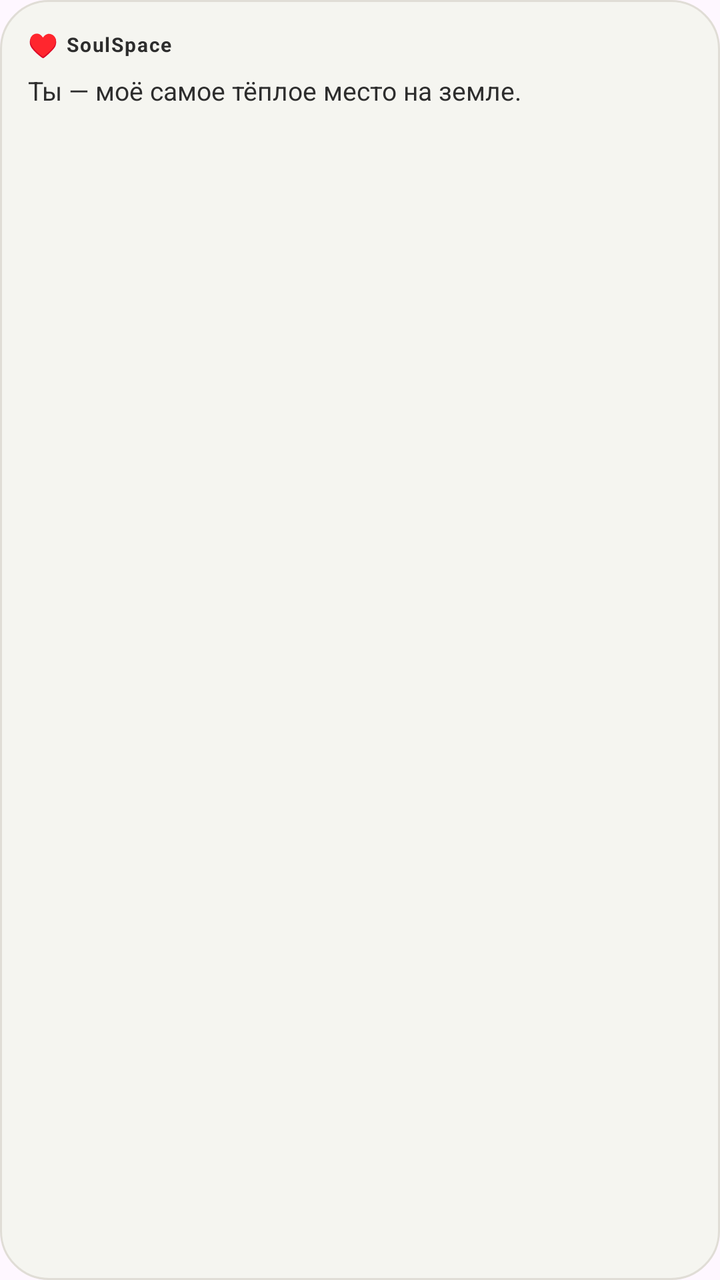
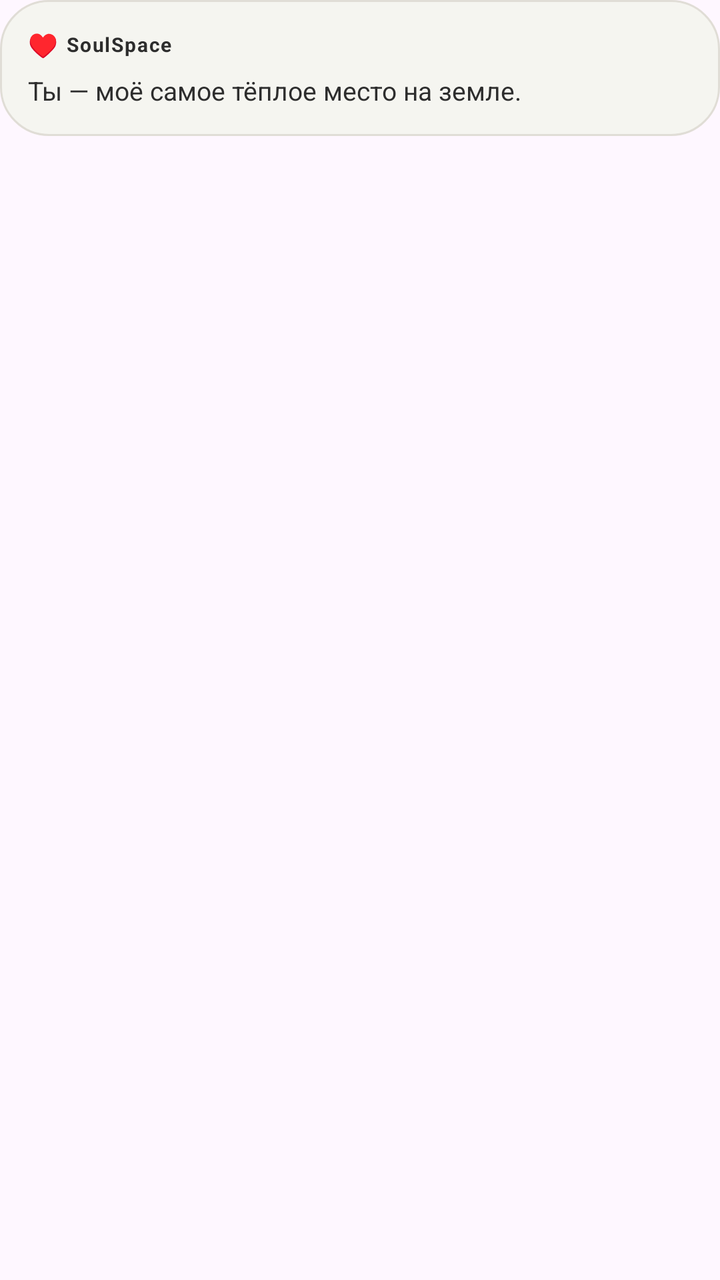

Compare the two renders of this Android layout. The source of the first and the diff that turns it into the second are given below.
<!-- AndroidManifest.xml: application theme Theme.SoulSpace -->
<!-- res/layout/widget_daily_note_compact.xml -->
<?xml version="1.0" encoding="utf-8"?>
<LinearLayout xmlns:android="http://schemas.android.com/apk/res/android"
    android:id="@+id/widget_root"
    android:layout_width="match_parent"
    android:layout_height="match_parent"
    android:background="@drawable/widget_daily_note_background"
    android:orientation="vertical"
    android:padding="14dp">

    <LinearLayout
        android:layout_width="match_parent"
        android:layout_height="wrap_content"
        android:gravity="center_vertical"
        android:orientation="horizontal">

        <TextView
            android:layout_width="wrap_content"
            android:layout_height="wrap_content"
            android:text="♥"
            android:textColor="#5C5470"
            android:textSize="12sp" />

        <TextView
            android:layout_width="wrap_content"
            android:layout_height="wrap_content"
            android:layout_marginStart="4dp"
            android:letterSpacing="0.06"
            android:text="SoulSpace"
            android:textColor="#2D2D2D"
            android:textSize="10sp"
            android:textStyle="bold" />

    </LinearLayout>

    <TextView
        android:id="@+id/widget_note_text"
        android:layout_width="match_parent"
        android:layout_height="0dp"
        android:layout_marginTop="6dp"
        android:layout_weight="1"
        android:ellipsize="end"
        android:lineSpacingMultiplier="1.25"
        android:maxLines="3"
        android:text="Ты — моё самое тёплое место на земле."
        android:textColor="#2D2D2D"
        android:textSize="13sp" />

    <TextView
        android:id="@+id/widget_note_meta"
        android:layout_width="match_parent"
        android:layout_height="wrap_content"
        android:layout_marginTop="4dp"
        android:ellipsize="end"
        android:maxLines="1"
        android:textColor="#A0A0A0"
        android:textSize="10sp"
        android:visibility="gone" />

</LinearLayout>
<!-- resources referenced by this layout -->
<resources>
  <!-- drawable widget_daily_note_background (drawable) -->
  <?xml version="1.0" encoding="utf-8"?>
  <shape xmlns:android="http://schemas.android.com/apk/res/android"
      android:shape="rectangle">
      <solid android:color="#F5F5F0" />
      <stroke
          android:width="1dp"
          android:color="#E0DDD6" />
      <corners android:radius="24dp" />
  </shape>
  <style name="Theme.SoulSpace" parent="Base.Theme.SoulSpace" />
  <style name="Base.Theme.SoulSpace" parent="Theme.Material3.DayNight.NoActionBar">
          
          
      </style>
</resources>

<!-- the commit's change to res/layout/widget_daily_note_compact.xml (unified diff, before → after) -->
@@ -3,57 +3,64 @@
     android:id="@+id/widget_root"
     android:layout_width="match_parent"
     android:layout_height="match_parent"
-    android:background="@drawable/widget_daily_note_background"
-    android:orientation="vertical"
-    android:padding="14dp">
+    android:orientation="vertical">
 
     <LinearLayout
+        android:id="@+id/widget_card"
         android:layout_width="match_parent"
         android:layout_height="wrap_content"
-        android:gravity="center_vertical"
-        android:orientation="horizontal">
+        android:background="@drawable/widget_daily_note_background"
+        android:orientation="vertical"
+        android:padding="14dp">
+
+        <LinearLayout
+            android:layout_width="match_parent"
+            android:layout_height="wrap_content"
+            android:gravity="center_vertical"
+            android:orientation="horizontal">
+
+            <TextView
+                android:layout_width="wrap_content"
+                android:layout_height="wrap_content"
+                android:text="♥"
+                android:textColor="#5C5470"
+                android:textSize="12sp" />
+
+            <TextView
+                android:layout_width="wrap_content"
+                android:layout_height="wrap_content"
+                android:layout_marginStart="4dp"
+                android:letterSpacing="0.06"
+                android:text="SoulSpace"
+                android:textColor="#2D2D2D"
+                android:textSize="10sp"
+                android:textStyle="bold" />
+
+        </LinearLayout>
 
         <TextView
-            android:layout_width="wrap_content"
+            android:id="@+id/widget_note_text"
+            android:layout_width="match_parent"
             android:layout_height="wrap_content"
-            android:text="♥"
-            android:textColor="#5C5470"
-            android:textSize="12sp" />
+            android:layout_marginTop="6dp"
+            android:ellipsize="end"
+            android:lineSpacingMultiplier="1.25"
+            android:maxLines="3"
+            android:text="Ты — моё самое тёплое место на земле."
+            android:textColor="#2D2D2D"
+            android:textSize="13sp" />
 
         <TextView
-            android:layout_width="wrap_content"
+            android:id="@+id/widget_note_meta"
+            android:layout_width="match_parent"
             android:layout_height="wrap_content"
-            android:layout_marginStart="4dp"
-            android:letterSpacing="0.06"
-            android:text="SoulSpace"
-            android:textColor="#2D2D2D"
+            android:layout_marginTop="4dp"
+            android:ellipsize="end"
+            android:maxLines="1"
+            android:textColor="#A0A0A0"
             android:textSize="10sp"
-            android:textStyle="bold" />
+            android:visibility="gone" />
 
     </LinearLayout>
 
-    <TextView
-        android:id="@+id/widget_note_text"
-        android:layout_width="match_parent"
-        android:layout_height="0dp"
-        android:layout_marginTop="6dp"
-        android:layout_weight="1"
-        android:ellipsize="end"
-        android:lineSpacingMultiplier="1.25"
-        android:maxLines="3"
-        android:text="Ты — моё самое тёплое место на земле."
-        android:textColor="#2D2D2D"
-        android:textSize="13sp" />
-
-    <TextView
-        android:id="@+id/widget_note_meta"
-        android:layout_width="match_parent"
-        android:layout_height="wrap_content"
-        android:layout_marginTop="4dp"
-        android:ellipsize="end"
-        android:maxLines="1"
-        android:textColor="#A0A0A0"
-        android:textSize="10sp"
-        android:visibility="gone" />
-
 </LinearLayout>
